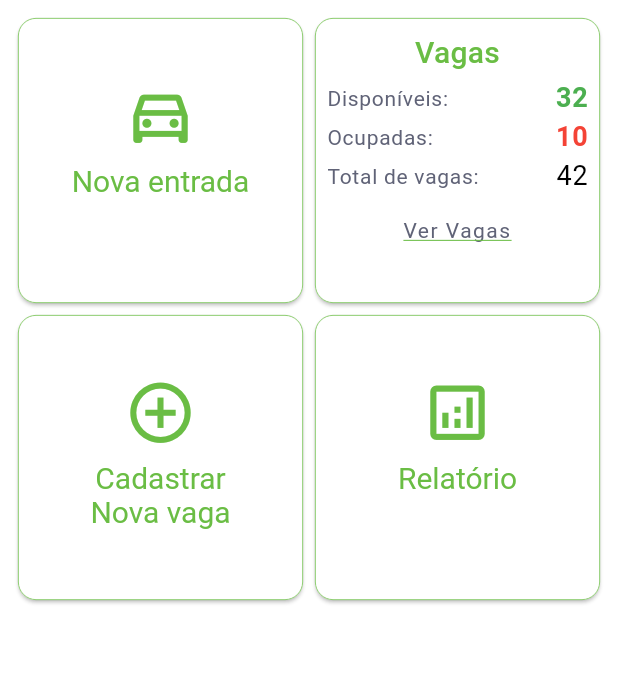
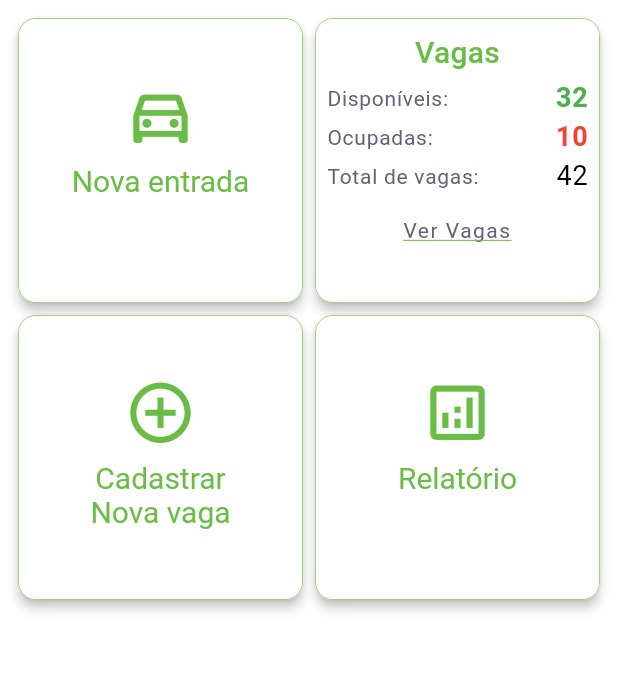
Before and after one commit to alefFSilva/ezpark, a Flutter app: the screen it shows after launch, on a phone screen of 412 x 824 dp, the part 84-757 px from its top. Run offline on Flutter 3.47's test engine with Material 2 defaults, Android fonts, the phone set to English and light mode, and no system bars; our stand-ins replace flutter_riverpod, go_router.

Commit message:
New cards style stuffs

```diff
--- a/lib/core/theme/default_theme.dart
+++ b/lib/core/theme/default_theme.dart
@@ -24,6 +24,10 @@ class DefaultTheme {
           onSurface: AppColors.brandPrimary,
         ),
         cardTheme: CardTheme(
+          clipBehavior: Clip.antiAlias,
+          color: Colors.white,
+          shadowColor: Colors.black,
+          elevation: 3,
           shape: RoundedRectangleBorder(
             borderRadius: BorderRadius.circular(12),
             side: const BorderSide(
```
